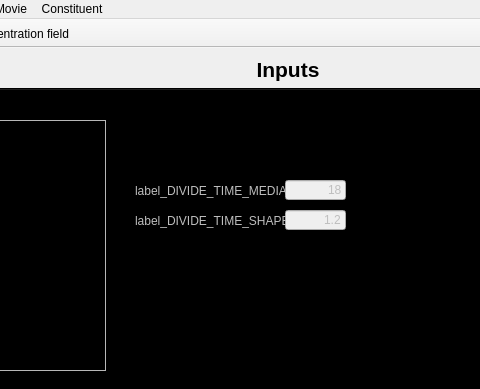
First picture: the form in GUI/spheroid_GUI.ui, repository gibbogle/spheroid-abm, before the edit; both pictures show x 359 to 839 and y 0 to 389 of the 1294 by 893 pixel window.
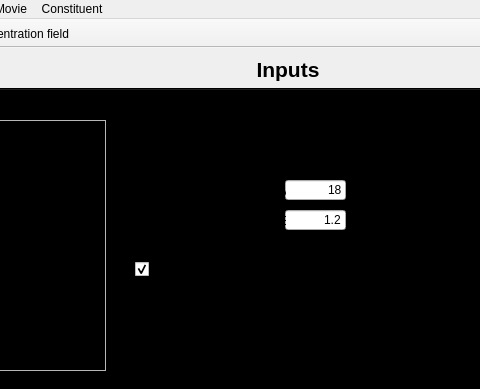
Second picture: the form after the edit. The open tabs and pages were chosen to show the change. Icons and pictures are not drawn. Custom widgets are drawn as their Qt base class.

Commit message: Added V-dependent growth rate option

What changed in the file:
```diff
--- a/GUI/spheroid_GUI.ui
+++ b/GUI/spheroid_GUI.ui
@@ -110,7 +110,7 @@
           </property>
           <widget class="QWidget" name="tab_tumour">
            <property name="enabled">
-            <bool>false</bool>
+            <bool>true</bool>
            </property>
            <attribute name="title">
             <string>Tumour Cell</string>
@@ -132,6 +132,9 @@
             </property>
            </widget>
            <widget class="QLineEdit" name="line_DIVIDE_TIME_MEDIAN">
+            <property name="enabled">
+             <bool>true</bool>
+            </property>
             <property name="geometry">
              <rect>
               <x>600</x>
@@ -199,6 +202,22 @@
              </rect>
             </property>
            </widget>
+           <widget class="QCheckBox" name="cbox_V_DEPENDENT_GROWTH_RATE">
+            <property name="geometry">
+             <rect>
+              <x>450</x>
+              <y>170</y>
+              <width>181</width>
+              <height>18</height>
+             </rect>
+            </property>
+            <property name="text">
+             <string>Volume-dependent growth rate?</string>
+            </property>
+            <property name="checked">
+             <bool>true</bool>
+            </property>
+           </widget>
           </widget>
           <widget class="QWidget" name="tab_chemo">
            <property name="enabled">
```
Left out of the diff: 5 changed lines with no effect on the pictures. The commit also changes 6 other files.
